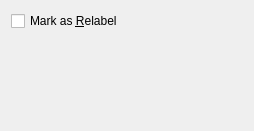
Above: frontend_qt/grpDPD.ui from zint/zint before the change. Below: the same form after it.
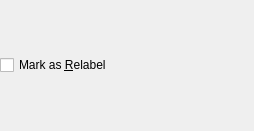
That is the form after the change.

What changed in the file:
```diff
--- a/frontend_qt/grpDPD.ui
+++ b/frontend_qt/grpDPD.ui
@@ -13,7 +13,22 @@
   <property name="windowTitle">
    <string>Form</string>
   </property>
-  <layout class="QVBoxLayout" name="verticalLayout">
+  <layout class="QVBoxLayout" name="vLayoutDPD">
+   <property name="contentMargins">
+    <number>0</number>
+   </property>
+   <property name="leftMargin">
+    <number>0</number>
+   </property>
+   <property name="topMargin">
+    <number>0</number>
+   </property>
+   <property name="rightMargin">
+    <number>0</number>
+   </property>
+   <property name="bottomMargin">
+    <number>0</number>
+   </property>
    <item>
     <widget class="QCheckBox" name="chkDPDRelabel">
      <property name="text">
@@ -29,19 +44,6 @@
      </property>
     </widget>
    </item>
-   <item>
-    <spacer name="verticalSpacer">
-     <property name="orientation">
-      <enum>Qt::Vertical</enum>
-     </property>
-     <property name="sizeHint" stdset="0">
-      <size>
-       <width>20</width>
-       <height>40</height>
-      </size>
-     </property>
-    </spacer>
-   </item>
   </layout>
  </widget>
  <resources/>
```
